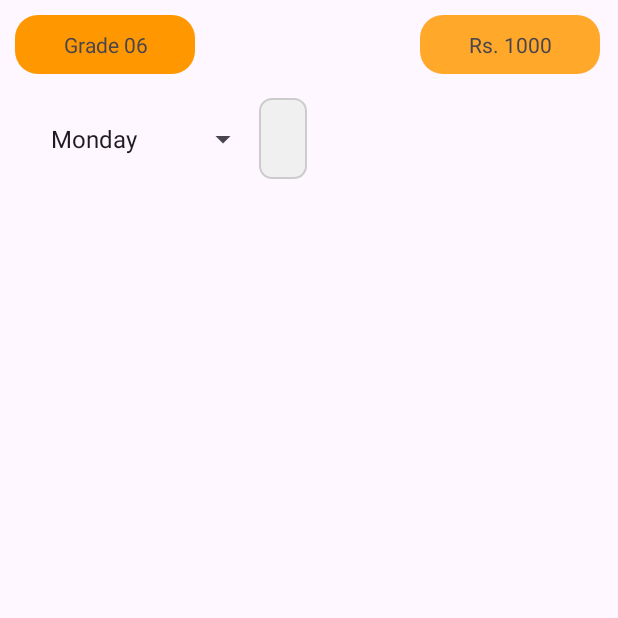
After one commit to MeghanaNuwanthi/Tuition-Class-Management-System, an Android app: the DashboardEdit screen opened directly, with no data from a screen before it, on a phone screen of 412 x 824 dp, the top half of it. The commit adds this screen. Run offline under Robolectric (Android 15) with nearby library versions, the phone set to English and light mode, and no system bars.

Commit message:
dashboard edit

```diff
--- a/app/src/main/AndroidManifest.xml
+++ b/app/src/main/AndroidManifest.xml
@@ -12,6 +12,9 @@
         android:supportsRtl="true"
         android:theme="@style/Theme.MyApplicationmobile"
         tools:targetApi="31">
+        <activity
+            android:name=".DashboardEdit"
+            android:exported="false" />
         <activity
             android:name=".DashboardActivity"
             android:exported="false" />
--- /dev/null
+++ b/app/src/main/java/edu/cinec/myapplication_mobile/DashboardEdit.java
@@ -0,0 +1,24 @@
+package edu.cinec.myapplication_mobile;
+
+import android.os.Bundle;
+
+import androidx.activity.EdgeToEdge;
+import androidx.appcompat.app.AppCompatActivity;
+import androidx.core.graphics.Insets;
+import androidx.core.view.ViewCompat;
+import androidx.core.view.WindowInsetsCompat;
+
+public class DashboardEdit extends AppCompatActivity {
+
+    @Override
+    protected void onCreate(Bundle savedInstanceState) {
+        super.onCreate(savedInstanceState);
+        EdgeToEdge.enable(this);
+        setContentView(R.layout.activity_dashboard_edit);
+        ViewCompat.setOnApplyWindowInsetsListener(findViewById(R.id.main), (v, insets) -> {
+            Insets systemBars = insets.getInsets(WindowInsetsCompat.Type.systemBars());
+            v.setPadding(systemBars.left, systemBars.top, systemBars.right, systemBars.bottom);
+            return insets;
+        });
+    }
+}
--- /dev/null
+++ b/app/src/main/res/drawable/time_slot_background.xml
@@ -0,0 +1,15 @@
+<?xml version="1.0" encoding="utf-8"?>
+<selector xmlns:android="http://schemas.android.com/apk/res/android">
+    <item android:state_selected="true">
+        <shape android:shape="rectangle">
+            <solid android:color="#E0E0E0" />  <corners android:radius="8dp" />
+            <stroke android:color="@color/grade6_light_color" android:width="2dp" />
+        </shape>
+    </item>
+    <item>
+        <shape android:shape="rectangle">
+            <solid android:color="#F0F0F0" />  <corners android:radius="8dp" />
+            <stroke android:color="#CCCCCC" android:width="1dp" />
+        </shape>
+    </item>
+</selector>
--- /dev/null
+++ b/app/src/main/res/layout/activity_dashboard_edit.xml
@@ -0,0 +1,80 @@
+<?xml version="1.0" encoding="utf-8"?>
+<androidx.constraintlayout.widget.ConstraintLayout xmlns:android="http://schemas.android.com/apk/res/android"
+    xmlns:app="http://schemas.android.com/apk/res-auto"
+    xmlns:tools="http://schemas.android.com/tools"
+    android:id="@+id/main"
+    android:layout_width="match_parent"
+    android:layout_height="match_parent"
+    tools:context=".DashboardEdit">
+
+    <LinearLayout
+        android:layout_width="match_parent"
+        android:layout_height="match_parent"
+        android:orientation="vertical"
+        tools:ignore="MissingConstraints"
+        android:padding="15px"
+        app:flow_horizontalAlign="center">
+
+        <LinearLayout
+            android:layout_width="match_parent"
+            android:layout_height="wrap_content"
+            android:orientation="horizontal">
+
+            <TextView
+                android:layout_width="120dp"
+                android:layout_height="wrap_content"
+                android:text="Grade 06"
+                android:backgroundTint="@color/grade6_color"
+                android:padding="15px"
+                android:textAlignment="center"
+                android:background="@drawable/button_square"/>
+
+            <Space
+                android:layout_width="150dp"
+                android:layout_height="wrap_content"/>
+
+            <TextView
+                android:layout_width="120dp"
+                android:layout_height="wrap_content"
+                android:id="@+id/grade06fee"
+                android:text="Rs. 1000"
+                android:backgroundTint="@color/grade6_light_color"
+                android:background="@drawable/button_square"
+                android:padding="15px"
+                android:textAlignment="center"/>
+        </LinearLayout>
+
+        <LinearLayout xmlns:android="http://schemas.android.com/apk/res/android"
+            xmlns:app="http://schemas.android.com/apk/res-auto"
+            xmlns:tools="http://schemas.android.com/tools"
+            android:layout_width="match_parent"
+            android:layout_height="match_parent"
+            android:orientation="horizontal"
+            android:padding="16dp"
+            tools:context=".MainActivity">
+
+            <Spinner
+                android:id="@+id/daySpinner"
+                android:layout_width="wrap_content"
+                android:layout_height="wrap_content"
+                android:entries="@array/days_array"  />
+
+            <androidx.recyclerview.widget.RecyclerView
+                android:id="@+id/timeSlotRecyclerView"
+                android:layout_width="wrap_content"
+                android:layout_height="wrap_content"
+                android:layout_marginTop="16dp" />
+
+            <TextView
+                android:id="@+id/timeSlotText"
+                android:layout_width="wrap_content"
+                android:layout_height="wrap_content"
+                android:textSize="16sp"
+                android:gravity="center"
+                android:padding="16dp"
+                android:background="@drawable/time_slot_background"  />
+
+        </LinearLayout>
+
+    </LinearLayout>
+</androidx.constraintlayout.widget.ConstraintLayout>
--- /dev/null
+++ b/app/src/main/res/values/arrays.xml
@@ -0,0 +1,12 @@
+<?xml version="1.0" encoding="utf-8"?>
+<resources>
+    <array name="days_array">
+        <item>Monday</item>
+        <item>Tuesday</item>
+        <item>Wednesday</item>
+        <item>Thursday</item>
+        <item>Friday</item>
+        <item>Saturday</item>
+        <item>Sunday</item>
+    </array>
+</resources>
--- a/app/src/main/res/values/color.xml
+++ b/app/src/main/res/values/color.xml
@@ -7,6 +7,7 @@
     <color name="gray">#808080</color>
     <color name="dashboard_background">#fff</color>
     <color name="grade6_color">#FF9800</color>
+    <color name="grade6_light_color">#D5FF9800</color>
     <color name="grade7_color">#4CAF50</color>
     <color name="grade8_color">#F44336</color>
     <color name="grade9_color">#9C27B0</color>
```
